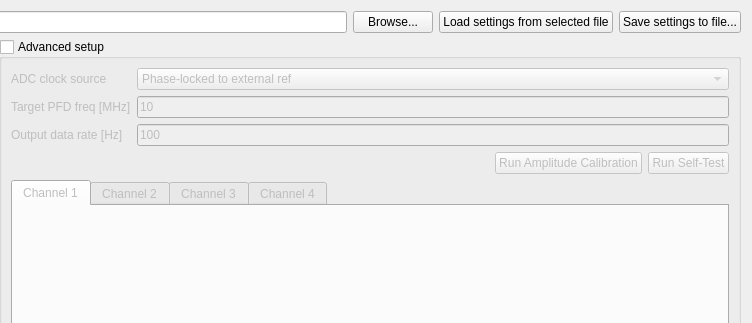
Qt form digital_servo_python_gui/config_widget.ui (jddes/Frequency-comb-DPLL) before a commit; both pictures show x 760 to 1512 and y 0 to 323 of the 1512 by 644 pixel window.
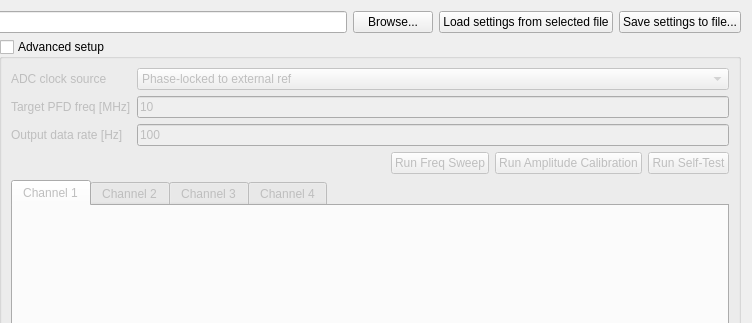
The same form after that commit. Custom widgets are drawn as their Qt base class.

Commit message: add freq sweep diagnostic feature

Diff of the .ui file:
```diff
--- a/digital_servo_python_gui/config_widget.ui
+++ b/digital_servo_python_gui/config_widget.ui
@@ -339,7 +339,7 @@
         </widget>
        </widget>
       </item>
-      <item row="3" column="1">
+      <item row="4" column="1">
        <layout class="QHBoxLayout" name="horizontalLayout_3">
         <item>
          <spacer name="horizontalSpacer">
@@ -354,6 +354,13 @@
           </property>
          </spacer>
         </item>
+        <item>
+         <widget class="QPushButton" name="btnRunFreqSweep">
+          <property name="text">
+           <string>Run Freq Sweep</string>
+          </property>
+         </widget>
+        </item>
         <item>
          <widget class="QPushButton" name="btnRunAmplitudeCal">
           <property name="text">
```
The commit also changes 1 other file.
